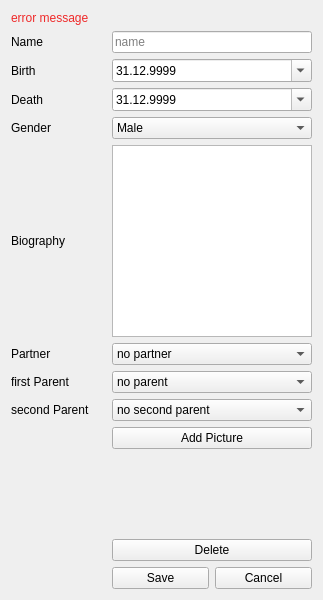
Before: the Qt Designer form FamilyTree/src/gui/editpanel.ui in moumitahmad/Stammbaum, drawn with Qt 5.
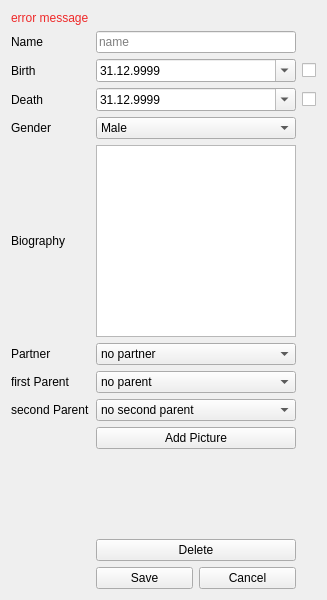
After: the same form once the commit is applied.

Patch:
```diff
--- a/FamilyTree/src/gui/editpanel.ui
+++ b/FamilyTree/src/gui/editpanel.ui
@@ -16,7 +16,7 @@
   <layout class="QGridLayout" name="gridLayout">
    <item row="1" column="0">
     <layout class="QGridLayout" name="gridLayout_3">
-     <item row="1" column="1">
+     <item row="1" column="2">
       <widget class="QLineEdit" name="In_Name">
        <property name="sizePolicy">
         <sizepolicy hsizetype="Minimum" vsizetype="Fixed">
@@ -48,7 +48,7 @@
        </property>
       </widget>
      </item>
-     <item row="13" column="1">
+     <item row="13" column="2">
       <spacer name="verticalSpacer">
        <property name="orientation">
         <enum>Qt::Vertical</enum>
@@ -82,7 +82,7 @@
        </property>
       </widget>
      </item>
-     <item row="16" column="1">
+     <item row="16" column="2">
       <layout class="QHBoxLayout" name="horizontalLayout_3">
        <item>
         <widget class="QPushButton" name="ButtonSave">
@@ -100,7 +100,7 @@
        </item>
       </layout>
      </item>
-     <item row="9" column="1">
+     <item row="9" column="2">
       <widget class="QComboBox" name="In_FirstParent">
        <item>
         <property name="text">
@@ -116,7 +116,7 @@
        </property>
       </widget>
      </item>
-     <item row="3" column="1">
+     <item row="3" column="2">
       <widget class="QDateEdit" name="ChoosenBirth">
        <property name="dateTime">
         <datetime>
@@ -136,7 +136,7 @@
        </property>
       </widget>
      </item>
-     <item row="10" column="1">
+     <item row="10" column="2">
       <widget class="QComboBox" name="In_SecondParent">
        <item>
         <property name="text">
@@ -145,7 +145,14 @@
        </item>
       </widget>
      </item>
-     <item row="6" column="1">
+     <item row="14" column="2">
+      <widget class="QPushButton" name="ButtonDelete">
+       <property name="text">
+        <string>Delete</string>
+       </property>
+      </widget>
+     </item>
+     <item row="6" column="2">
       <widget class="QComboBox" name="ChooseGender">
        <property name="sizePolicy">
         <sizepolicy hsizetype="Minimum" vsizetype="Fixed">
@@ -197,7 +204,7 @@
        </property>
       </widget>
      </item>
-     <item row="11" column="1">
+     <item row="11" column="2">
       <widget class="QPushButton" name="ButtonAddPicture">
        <property name="text">
         <string>Add Picture</string>
@@ -211,7 +218,7 @@
        </property>
       </widget>
      </item>
-     <item row="8" column="1">
+     <item row="8" column="2">
       <widget class="QComboBox" name="ChoosePartner">
        <item>
         <property name="text">
@@ -220,7 +227,7 @@
        </item>
       </widget>
      </item>
-     <item row="7" column="1">
+     <item row="7" column="2">
       <widget class="QTextEdit" name="TextBiography">
        <property name="sizePolicy">
         <sizepolicy hsizetype="Minimum" vsizetype="Minimum">
@@ -242,8 +249,11 @@
        </property>
       </widget>
      </item>
-     <item row="5" column="1">
+     <item row="5" column="2">
       <widget class="QDateEdit" name="ChoosenDeath">
+       <property name="enabled">
+        <bool>true</bool>
+       </property>
        <property name="dateTime">
         <datetime>
          <hour>0</hour>
@@ -269,10 +279,23 @@
        </property>
       </widget>
      </item>
-     <item row="14" column="1">
-      <widget class="QPushButton" name="ButtonDelete">
+     <item row="3" column="3">
+      <widget class="QCheckBox" name="BirthCheckBox">
        <property name="text">
-        <string>Delete</string>
+        <string/>
+       </property>
+       <property name="tristate">
+        <bool>false</bool>
+       </property>
+      </widget>
+     </item>
+     <item row="5" column="3">
+      <widget class="QCheckBox" name="DeathCheckBox">
+       <property name="text">
+        <string/>
+       </property>
+       <property name="tristate">
+        <bool>false</bool>
        </property>
       </widget>
      </item>
```
